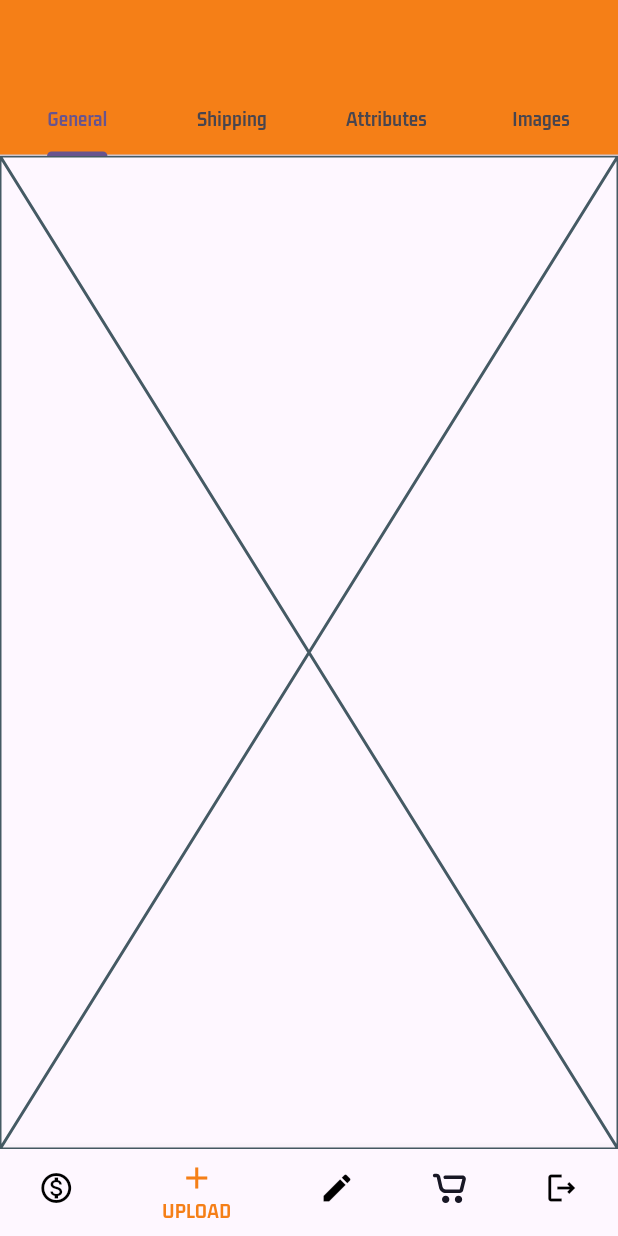
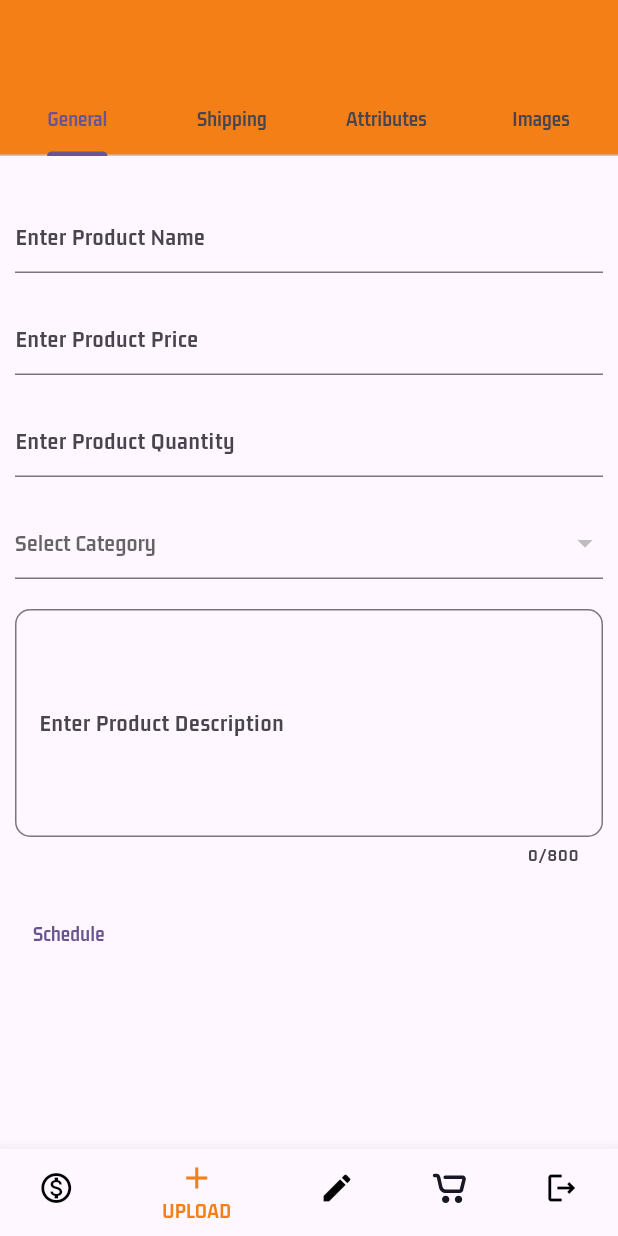
Before and after one commit to QuocHuy78035/ecommerce_app, a Flutter app: the screen it shows after launch, item 2 of the bottom bar chosen, on a phone screen of 412 x 824 dp. Run offline on Flutter 3.47's test engine with Material 3 defaults, Android fonts, the phone set to English and light mode, and no system bars; our stand-ins replace cached_network_image, cloud_firestore, firebase_auth, firebase_core, firebase_storage, flutter_easyloading and 3 more; missing offline and left inert: country_state_city_picker; accounts and stored records are empty.

Commit message:
add general screen

```diff
--- a/lib/vendors/views/screens/upload_tap_screens/general_screen.dart
+++ b/lib/vendors/views/screens/upload_tap_screens/general_screen.dart
@@ -1,10 +1,105 @@
+import 'package:cloud_firestore/cloud_firestore.dart';
 import 'package:flutter/material.dart';
 
-class GeneralScreen extends StatelessWidget {
+class GeneralScreen extends StatefulWidget {
   const GeneralScreen({super.key});
 
   @override
+  State<GeneralScreen> createState() => _GeneralScreenState();
+}
+
+class _GeneralScreenState extends State<GeneralScreen> {
+  final FirebaseFirestore _fireStore = FirebaseFirestore.instance;
+  final List _categoryList = [];
+
+  getCategory() {
+    return _fireStore
+        .collection("categories")
+        .get()
+        .then((QuerySnapshot querySnapshot) {
+      for (var element in querySnapshot.docs) {
+        setState(() {
+          _categoryList.add(element['categoryName']);
+        });
+      }
+    });
+  }
+
+  @override
+  void initState() {
+    super.initState();
+    getCategory();
+  }
+
+  @override
   Widget build(BuildContext context) {
-    return const Placeholder();
+    return Padding(
+      padding: const EdgeInsets.all(10.0),
+      child: SingleChildScrollView(
+        child: Column(
+          children: [
+            const SizedBox(
+              height: 20,
+            ),
+            TextFormField(
+              decoration: const InputDecoration(hintText: "Enter Product Name"),
+            ),
+            const SizedBox(
+              height: 20,
+            ),
+            TextFormField(
+              decoration:
+                  const InputDecoration(hintText: "Enter Product Price"),
+            ),
+            const SizedBox(
+              height: 20,
+            ),
+            TextFormField(
+              decoration:
+                  const InputDecoration(hintText: "Enter Product Quantity"),
+            ),
+            const SizedBox(
+              height: 20,
+            ),
+            DropdownButtonFormField(
+              hint: const Text("Select Category"),
+              items: _categoryList.map<DropdownMenuItem<String>>((e) {
+                return DropdownMenuItem(value: e, child: Text(e));
+              }).toList(),
+              onChanged: (value) {},
+            ),
+            const SizedBox(
+              height: 20,
+            ),
+            TextFormField(
+              maxLines: 5,
+              maxLength: 800,
+              decoration: InputDecoration(
+                labelText: "Enter Product Description",
+                border: OutlineInputBorder(
+                  borderRadius: BorderRadius.circular(10),
+                ),
+              ),
+            ),
+            const SizedBox(
+              height: 20,
+            ),
+            Row(
+              children: [
+                TextButton(
+                    onPressed: () {
+                      showDatePicker(
+                        context: context,
+                        firstDate: DateTime.now(),
+                        lastDate: DateTime(5000),
+                      );
+                    },
+                    child: const Text("Schedule"))
+              ],
+            )
+          ],
+        ),
+      ),
+    );
   }
 }
```
